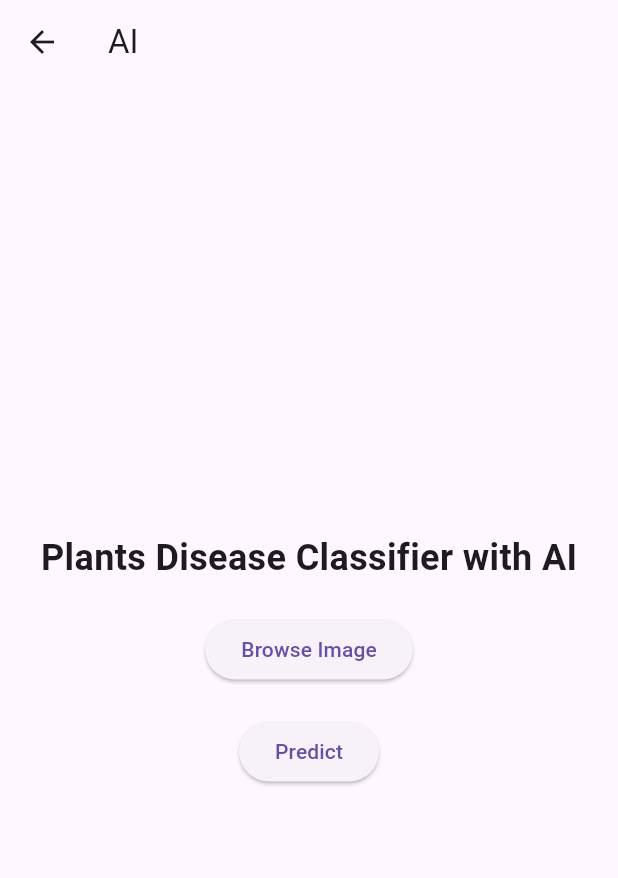
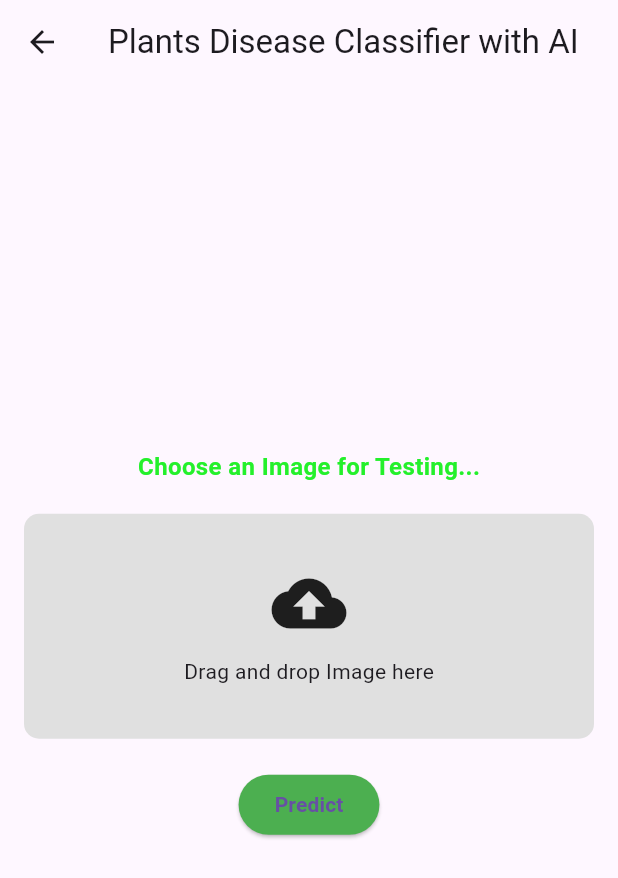
Before and after one commit to The-Win-Direction/Vecrosoft, a Flutter app: the DashBoardScreen screen opened directly, after a tap on "Disease Detection", on a phone screen of 412 x 824 dp. Shown: the top 878 px of the screen. Run offline on Flutter 3.47's test engine with Material 3 defaults, Android fonts, the light colour scheme and no system bars; our stand-ins replace image_picker.

Commit message:
disease detection

```diff
--- a/vecrosoft_app/lib/ai_screen.dart
+++ b/vecrosoft_app/lib/ai_screen.dart
@@ -1,16 +1,82 @@
 import 'package:flutter/material.dart';
+import 'package:image_picker/image_picker.dart';
+import 'dart:io'; // For File
+import 'package:http/http.dart' as http; // For making HTTP requests
+import 'dart:convert'; // For JSON encoding and decoding
+import 'package:http_parser/http_parser.dart'; // For MediaType
 
-class AIScreen extends StatefulWidget {
+void main() => runApp(MyApp());
+
+class MyApp extends StatelessWidget {
   @override
-  _AIScreenState createState() => _AIScreenState();
+  Widget build(BuildContext context) {
+    return MaterialApp(
+      home: PlantDiseaseClassifierScreen(),
+    );
+  }
 }
 
-class _AIScreenState extends State<AIScreen> {
+class PlantDiseaseClassifierScreen extends StatefulWidget {
+  @override
+  _PlantDiseaseClassifierScreenState createState() =>
+      _PlantDiseaseClassifierScreenState();
+}
+
+class _PlantDiseaseClassifierScreenState
+    extends State<PlantDiseaseClassifierScreen> {
+  PickedFile? _imageFile;
+  final ImagePicker _picker = ImagePicker();
+  String? _predictionResult;
+
+  Future<void> _pickImage() async {
+    final pickedFile = await _picker.getImage(source: ImageSource.gallery);
+    setState(() {
+      _imageFile = pickedFile;
+    });
+  }
+
+  Future<void> _predictDisease() async {
+    if (_imageFile == null) return;
+
+    final uri = Uri.parse('http://10.0.2.2:8000/predict/');
+    final request = http.MultipartRequest('POST', uri)
+      ..headers.addAll({
+        'Content-Type': 'multipart/form-data',
+      })
+      ..files.add(await http.MultipartFile.fromPath(
+        'file',
+        _imageFile!.path,
+        contentType:
+            MediaType('image', 'jpeg'), // Adjust content type as needed
+      ));
+
+    try {
+      final response = await request.send();
+      if (response.statusCode == 200) {
+        final responseData = await response.stream.bytesToString();
+        final decodedData = json.decode(responseData);
+        setState(() {
+          _predictionResult =
+              'Disease: ${decodedData['predicted_disease']}, Probability: ${double.parse(decodedData['probability']).toStringAsFixed(2)}';
+        });
+      } else {
+        setState(() {
+          _predictionResult = 'Error: ${response.reasonPhrase}';
+        });
+      }
+    } catch (e) {
+      setState(() {
+        _predictionResult = 'Error: $e';
+      });
+    }
+  }
+
   @override
   Widget build(BuildContext context) {
     return Scaffold(
       appBar: AppBar(
-        title: Text('AI'),
+        title: Text('Plants Disease Classifier with AI'),
+        centerTitle: true,
       ),
       body: Center(
         child: Padding(
@@ -19,23 +85,56 @@ class _AIScreenState extends State<AIScreen> {
             mainAxisAlignment: MainAxisAlignment.center,
             children: <Widget>[
               Text(
-                'Plants Disease Classifier with AI',
-                style: TextStyle(fontSize: 24, fontWeight: FontWeight.bold),
+                'Choose an Image for Testing...',
+                style: TextStyle(
+                    fontSize: 16,
+                    fontWeight: FontWeight.bold,
+                    color: Color.fromARGB(230, 12, 239, 20)),
               ),
               SizedBox(height: 20),
+              GestureDetector(
+                onTap: _pickImage,
+                child: Container(
+                  width: double.infinity,
+                  height: 150,
+                  decoration: BoxDecoration(
+                    color: Colors.grey[300],
+                    borderRadius: BorderRadius.circular(10),
+                  ),
+                  child: _imageFile == null
+                      ? Column(
+                          mainAxisAlignment: MainAxisAlignment.center,
+                          children: [
+                            Icon(Icons.cloud_upload, size: 50),
+                            SizedBox(height: 10),
+                            Text('Drag and drop Image here'),
+                          ],
+                        )
+                      : Image.file(File(_imageFile!.path)),
+                ),
+              ),
+              // SizedBox(height: 20),
+              // ElevatedButton(
+              //   onPressed: _pickImage,
+              //   child: Text('Browse Image'),
+              // ),
+              SizedBox(height: 20),
               ElevatedButton(
-                onPressed: () {
-                  // Implement image picker logic
-                },
-                child: Text('Browse Image'),
+                onPressed: _predictDisease,
+                style: ElevatedButton.styleFrom(backgroundColor: Colors.green),
+                child: Text(
+                  'Predict',
+                  style: TextStyle(fontWeight: FontWeight.bold),
+                ),
               ),
               SizedBox(height: 20),
-              ElevatedButton(
-                onPressed: () {
-                  // Implement predict logic
-                },
-                child: Text('Predict'),
-              ),
+              _predictionResult != null
+                  ? Text(
+                      _predictionResult!,
+                      style:
+                          TextStyle(fontSize: 16, fontWeight: FontWeight.bold),
+                    )
+                  : Container(),
             ],
           ),
         ),
--- a/vecrosoft_app/lib/dashboard.dart
+++ b/vecrosoft_app/lib/dashboard.dart
@@ -27,13 +27,15 @@ class DashBoardScreen extends StatelessWidget {
                   );
                 },
               ),
+
               DashboardButton(
                 label: 'Disease Detection',
                 icon: Icons.color_lens_rounded,
                 onPressed: () {
                   Navigator.push(
                     context,
-                    MaterialPageRoute(builder: (context) => AIScreen()),
+                    MaterialPageRoute(
+                        builder: (context) => PlantDiseaseClassifierScreen()),
                   );
                 },
               ),
--- a/vecrosoft_app/pubspec.yaml
+++ b/vecrosoft_app/pubspec.yaml
@@ -31,7 +31,7 @@ dependencies:
   flutter:
     sdk: flutter
   http: ^1.2.1
-
+  image_picker: ^0.8.4+4
 
 
 
```
Also changed, not shown: vecrosoft_app/lib/login_screen.dart (+14 -27 lines), vecrosoft_app/lib/signup_screen.dart (+17 -44 lines), vecrosoft_app/pubspec.lock, 5 other files.
